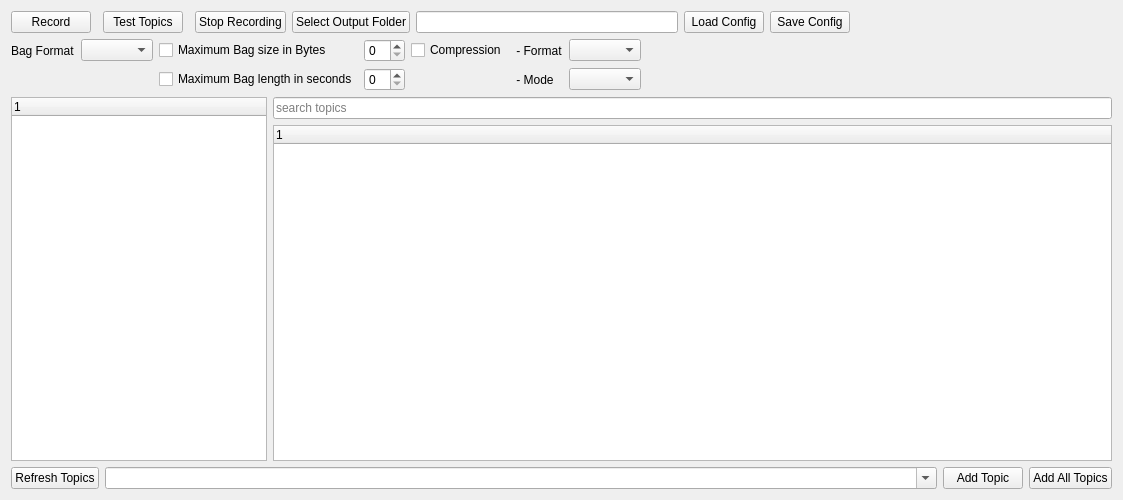
Old version of the form resource/rqt_bag_recorder.ui in the repository yschulz/rqt_bag_recorder.
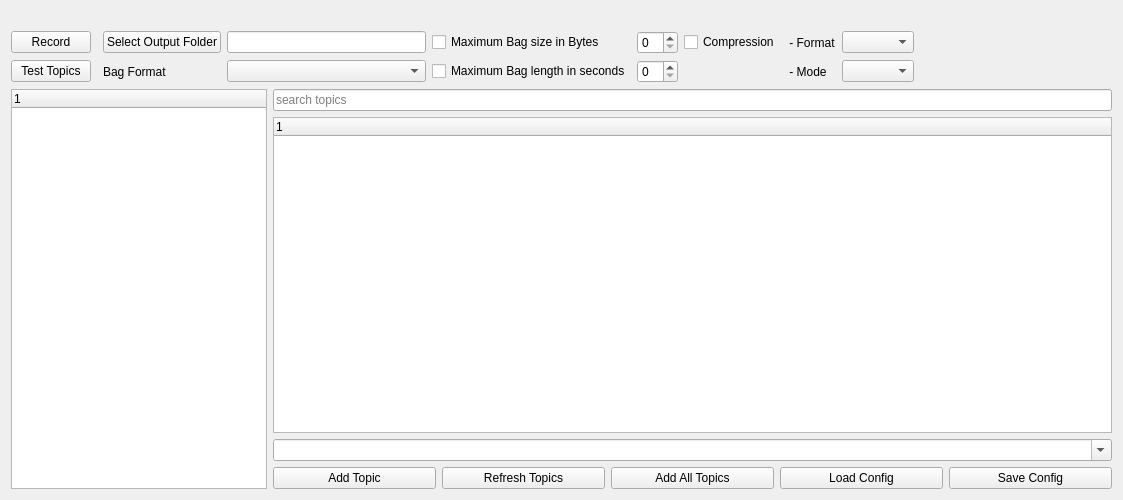
New version of the form. Custom widgets are drawn as their Qt base class.

```diff
--- a/resource/rqt_bag_recorder.ui
+++ b/resource/rqt_bag_recorder.ui
@@ -16,77 +16,6 @@
   <layout class="QVBoxLayout" name="verticalLayout">
    <item>
     <layout class="QHBoxLayout" name="record_layout">
-     <item>
-      <widget class="QPushButton" name="record_button">
-       <property name="sizePolicy">
-        <sizepolicy hsizetype="Minimum" vsizetype="Fixed">
-         <horstretch>0</horstretch>
-         <verstretch>0</verstretch>
-        </sizepolicy>
-       </property>
-       <property name="text">
-        <string>Record</string>
-       </property>
-      </widget>
-     </item>
-     <item>
-      <widget class="rqt_bag_recorder::RecordDot" name="record_w" native="true">
-       <property name="sizePolicy">
-        <sizepolicy hsizetype="Fixed" vsizetype="Fixed">
-         <horstretch>0</horstretch>
-         <verstretch>0</verstretch>
-        </sizepolicy>
-       </property>
-      </widget>
-     </item>
-     <item>
-      <widget class="QPushButton" name="test_topics_button">
-       <property name="text">
-        <string>Test Topics</string>
-       </property>
-      </widget>
-     </item>
-     <item>
-      <widget class="rqt_bag_recorder::CPBar" name="test_w" native="true">
-       <property name="sizePolicy">
-        <sizepolicy hsizetype="Fixed" vsizetype="Fixed">
-         <horstretch>0</horstretch>
-         <verstretch>0</verstretch>
-        </sizepolicy>
-       </property>
-      </widget>
-     </item>
-     <item>
-      <widget class="QPushButton" name="stop_recording">
-       <property name="text">
-        <string>Stop Recording</string>
-       </property>
-      </widget>
-     </item>
-     <item>
-      <widget class="QPushButton" name="set_output">
-       <property name="text">
-        <string>Select Output Folder</string>
-       </property>
-      </widget>
-     </item>
-     <item>
-      <widget class="QLineEdit" name="out_file_box"/>
-     </item>
-     <item>
-      <widget class="QPushButton" name="load_config">
-       <property name="text">
-        <string>Load Config</string>
-       </property>
-      </widget>
-     </item>
-     <item>
-      <widget class="QPushButton" name="save_config">
-       <property name="text">
-        <string>Save Config</string>
-       </property>
-      </widget>
-     </item>
      <item>
       <spacer name="horizontal_spacer">
        <property name="orientation">
@@ -104,61 +33,100 @@
    </item>
    <item>
     <layout class="QGridLayout" name="options_layout">
-     <item row="0" column="5">
-      <widget class="QCheckBox" name="o_compression_toggle">
-       <property name="text">
-        <string>Compression</string>
-       </property>
-      </widget>
+     <item row="0" column="9">
+      <widget class="QSpinBox" name="o_mx_size_spin"/>
      </item>
-     <item row="0" column="7">
+     <item row="0" column="12">
       <widget class="QComboBox" name="o_compression_format_cbox">
        <property name="editable">
         <bool>false</bool>
        </property>
       </widget>
      </item>
-     <item row="2" column="4">
-      <widget class="QSpinBox" name="spinBox"/>
+     <item row="0" column="13">
+      <spacer name="horizontalSpacer">
+       <property name="orientation">
+        <enum>Qt::Horizontal</enum>
+       </property>
+       <property name="sizeHint" stdset="0">
+        <size>
+         <width>40</width>
+         <height>20</height>
+        </size>
+       </property>
+      </spacer>
      </item>
-     <item row="0" column="6">
+     <item row="0" column="10">
+      <widget class="QCheckBox" name="o_compression_toggle">
+       <property name="text">
+        <string>Compression</string>
+       </property>
+      </widget>
+     </item>
+     <item row="2" column="9">
+      <widget class="QSpinBox" name="o_mx_length_spin"/>
+     </item>
+     <item row="0" column="11">
       <widget class="QLabel" name="o_compression_format_label">
        <property name="text">
         <string> - Format</string>
        </property>
       </widget>
      </item>
-     <item row="2" column="3">
+     <item row="2" column="12">
+      <widget class="QComboBox" name="o_compression_mode_cbox"/>
+     </item>
+     <item row="2" column="8">
       <widget class="QCheckBox" name="o_mx_length_toggle">
        <property name="text">
         <string>Maximum Bag length in seconds</string>
        </property>
       </widget>
      </item>
-     <item row="2" column="7">
-      <widget class="QComboBox" name="o_compression_mode_cbox"/>
-     </item>
-     <item row="0" column="3">
-      <widget class="QCheckBox" name="o_mx_size_toggle">
-       <property name="text">
-        <string>Maximum Bag size in Bytes</string>
-       </property>
-      </widget>
-     </item>
-     <item row="0" column="0">
-      <widget class="QLabel" name="o_format_label">
-       <property name="text">
-        <string>Bag Format</string>
-       </property>
-      </widget>
-     </item>
-     <item row="0" column="1">
-      <widget class="QComboBox" name="o_format_cbox"/>
-     </item>
      <item row="0" column="4">
-      <widget class="QSpinBox" name="o_mx_size_spin"/>
+      <widget class="rqt_bag_recorder::RecordDot" name="record_w" native="true">
+       <property name="sizePolicy">
+        <sizepolicy hsizetype="Fixed" vsizetype="Fixed">
+         <horstretch>0</horstretch>
+         <verstretch>0</verstretch>
+        </sizepolicy>
+       </property>
+      </widget>
+     </item>
+     <item row="2" column="4">
+      <widget class="rqt_bag_recorder::CPBar" name="test_w" native="true">
+       <property name="sizePolicy">
+        <sizepolicy hsizetype="Fixed" vsizetype="Fixed">
+         <horstretch>0</horstretch>
+         <verstretch>0</verstretch>
+        </sizepolicy>
+       </property>
+      </widget>
      </item>
      <item row="2" column="6">
+      <widget class="QComboBox" name="o_format_cbox"/>
+     </item>
+     <item row="2" column="0">
+      <widget class="QPushButton" name="test_topics_button">
+       <property name="text">
+        <string>Test Topics</string>
+       </property>
+      </widget>
+     </item>
+     <item row="0" column="0">
+      <widget class="QPushButton" name="record_button">
+       <property name="sizePolicy">
+        <sizepolicy hsizetype="Minimum" vsizetype="Fixed">
+         <horstretch>0</horstretch>
+         <verstretch>0</verstretch>
+        </sizepolicy>
+       </property>
+       <property name="text">
+        <string>Record</string>
+       </property>
+      </widget>
+     </item>
+     <item row="2" column="11">
       <widget class="QLabel" name="o_compressio_mode_label">
        <property name="text">
         <string> - Mode</string>
@@ -166,17 +134,28 @@
       </widget>
      </item>
      <item row="0" column="8">
-      <spacer name="horizontalSpacer">
-       <property name="orientation">
-        <enum>Qt::Horizontal</enum>
+      <widget class="QCheckBox" name="o_mx_size_toggle">
+       <property name="text">
+        <string>Maximum Bag size in Bytes</string>
        </property>
-       <property name="sizeHint" stdset="0">
-        <size>
-         <width>40</width>
-         <height>20</height>
-        </size>
+      </widget>
+     </item>
+     <item row="0" column="6">
+      <widget class="QLineEdit" name="out_file_box"/>
+     </item>
+     <item row="0" column="5">
+      <widget class="QPushButton" name="set_output">
+       <property name="text">
+        <string>Select Output Folder</string>
        </property>
-      </spacer>
+      </widget>
+     </item>
+     <item row="2" column="5">
+      <widget class="QLabel" name="o_format_label">
+       <property name="text">
+        <string>Bag Format</string>
+       </property>
+      </widget>
      </item>
     </layout>
    </item>
@@ -215,51 +194,65 @@
          </column>
         </widget>
        </item>
+       <item>
+        <widget class="QComboBox" name="topics_combo_box">
+         <property name="sizePolicy">
+          <sizepolicy hsizetype="Expanding" vsizetype="Fixed">
+           <horstretch>0</horstretch>
+           <verstretch>0</verstretch>
+          </sizepolicy>
+         </property>
+         <property name="toolTip">
+          <string>Type to search topics</string>
+         </property>
+         <property name="editable">
+          <bool>true</bool>
+         </property>
+        </widget>
+       </item>
+       <item>
+        <layout class="QHBoxLayout" name="topic_layout">
+         <item>
+          <widget class="QPushButton" name="add_topic_button">
+           <property name="text">
+            <string>Add Topic</string>
+           </property>
+          </widget>
+         </item>
+         <item>
+          <widget class="QPushButton" name="refresh_topics_button">
+           <property name="text">
+            <string>Refresh Topics</string>
+           </property>
+          </widget>
+         </item>
+         <item>
+          <widget class="QPushButton" name="add_all_topics">
+           <property name="text">
+            <string>Add All Topics</string>
+           </property>
+          </widget>
+         </item>
+         <item>
+          <widget class="QPushButton" name="load_config">
+           <property name="text">
+            <string>Load Config</string>
+           </property>
+          </widget>
+         </item>
+         <item>
+          <widget class="QPushButton" name="save_config">
+           <property name="text">
+            <string>Save Config</string>
+           </property>
+          </widget>
+         </item>
+        </layout>
+       </item>
       </layout>
      </item>
     </layout>
    </item>
-   <item>
-    <layout class="QHBoxLayout" name="topic_layout">
-     <item>
-      <widget class="QPushButton" name="refresh_topics_button">
-       <property name="text">
-        <string>Refresh Topics</string>
-       </property>
-      </widget>
-     </item>
-     <item>
-      <widget class="QComboBox" name="topics_combo_box">
-       <property name="sizePolicy">
-        <sizepolicy hsizetype="Expanding" vsizetype="Fixed">
-         <horstretch>0</horstretch>
-         <verstretch>0</verstretch>
-        </sizepolicy>
-       </property>
-       <property name="toolTip">
-        <string>Type to search topics</string>
-       </property>
-       <property name="editable">
-        <bool>true</bool>
-       </property>
-      </widget>
-     </item>
-     <item>
-      <widget class="QPushButton" name="add_topic_button">
-       <property name="text">
-        <string>Add Topic</string>
-       </property>
-      </widget>
-     </item>
-     <item>
-      <widget class="QPushButton" name="add_all_topics">
-       <property name="text">
-        <string>Add All Topics</string>
-       </property>
-      </widget>
-     </item>
-    </layout>
-   </item>
   </layout>
  </widget>
  <customwidgets>
```
